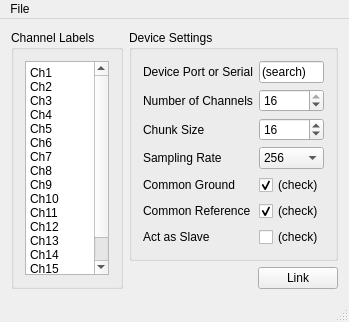
This is g.USBamp/mainwindow.ui in labstreaminglayer/App-g.Tec as Qt 5 draws it before an edit. The edited form follows.
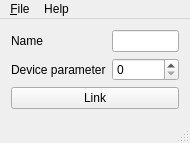
This is the edited form.

What changed in the file:
```diff
--- a/g.USBamp/mainwindow.ui
+++ b/g.USBamp/mainwindow.ui
@@ -6,295 +6,51 @@
    <rect>
     <x>0</x>
     <y>0</y>
-    <width>317</width>
-    <height>304</height>
+    <width>190</width>
+    <height>143</height>
    </rect>
   </property>
   <property name="windowTitle">
    <string>gUSBamp Connector</string>
   </property>
   <widget class="QWidget" name="centralWidget">
-   <layout class="QHBoxLayout" name="horizontalLayout_2">
-    <item>
-     <widget class="QGroupBox" name="groupBox_2">
-      <property name="title">
-       <string>Channel Labels</string>
+   <layout class="QFormLayout" name="formLayout_2">
+    <item row="1" column="0">
+     <widget class="QLabel" name="nameLabel">
+      <property name="text">
+       <string>Name</string>
       </property>
-      <layout class="QGridLayout" name="gridLayout">
-       <item row="0" column="0">
-        <widget class="QPlainTextEdit" name="channelLabels">
-         <property name="plainText">
-          <string>Ch1
-Ch2
-Ch3
-Ch4
-Ch5
-Ch6
-Ch7
-Ch8
-Ch9
-Ch10
-Ch11
-Ch12
-Ch13
-Ch14
-Ch15
-Ch16</string>
-         </property>
-        </widget>
-       </item>
-      </layout>
      </widget>
     </item>
-    <item>
-     <layout class="QVBoxLayout" name="verticalLayout">
-      <item>
-       <widget class="QGroupBox" name="groupBox">
-        <property name="title">
-         <string>Device Settings</string>
-        </property>
-        <layout class="QFormLayout" name="formLayout">
-         <property name="fieldGrowthPolicy">
-          <enum>QFormLayout::AllNonFixedFieldsGrow</enum>
-         </property>
-         <item row="0" column="0">
-          <widget class="QLabel" name="label_4">
-           <property name="text">
-            <string>Device Port or Serial</string>
-           </property>
-          </widget>
-         </item>
-         <item row="1" column="0">
-          <widget class="QLabel" name="label_2">
-           <property name="text">
-            <string>Number of Channels</string>
-           </property>
-          </widget>
-         </item>
-         <item row="1" column="1">
-          <widget class="QSpinBox" name="channelCount">
-           <property name="toolTip">
-            <string>This must match the number of entries in the channel list</string>
-           </property>
-           <property name="minimum">
-            <number>1</number>
-           </property>
-           <property name="maximum">
-            <number>16</number>
-           </property>
-           <property name="value">
-            <number>16</number>
-           </property>
-          </widget>
-         </item>
-         <item row="2" column="0">
-          <widget class="QLabel" name="label">
-           <property name="text">
-            <string>Chunk Size</string>
-           </property>
-          </widget>
-         </item>
-         <item row="2" column="1">
-          <widget class="QSpinBox" name="chunkSize">
-           <property name="toolTip">
-            <string>The number of samples per chunk emitted by the driver -- a small value will lead to lower overall latency but causes more CPU load. The official recommendation is to use a power of two that is closest to sampling rate / 32.</string>
-           </property>
-           <property name="minimum">
-            <number>1</number>
-           </property>
-           <property name="maximum">
-            <number>512</number>
-           </property>
-           <property name="value">
-            <number>16</number>
-           </property>
-          </widget>
-         </item>
-         <item row="3" column="0">
-          <widget class="QLabel" name="label_3">
-           <property name="text">
-            <string>Sampling Rate</string>
-           </property>
-          </widget>
-         </item>
-         <item row="3" column="1">
-          <widget class="QComboBox" name="samplingRate">
-           <property name="toolTip">
-            <string>Sampling rate to use.</string>
-           </property>
-           <property name="currentIndex">
-            <number>3</number>
-           </property>
-           <item>
-            <property name="text">
-             <string>32</string>
-            </property>
-           </item>
-           <item>
-            <property name="text">
-             <string>64</string>
-            </property>
-           </item>
-           <item>
-            <property name="text">
-             <string>128</string>
-            </property>
-           </item>
-           <item>
-            <property name="text">
-             <string>256</string>
-            </property>
-           </item>
-           <item>
-            <property name="text">
-             <string>512</string>
-            </property>
-           </item>
-           <item>
-            <property name="text">
-             <string>600</string>
-            </property>
-           </item>
-           <item>
-            <property name="text">
-             <string>1200</string>
-            </property>
-           </item>
-           <item>
-            <property name="text">
-             <string>2400</string>
-            </property>
-           </item>
-           <item>
-            <property name="text">
-             <string>4800</string>
-            </property>
-           </item>
-           <item>
-            <property name="text">
-             <string>9600</string>
-            </property>
-           </item>
-           <item>
-            <property name="text">
-             <string>19200</string>
-            </property>
-           </item>
-           <item>
-            <property name="text">
-             <string>38400</string>
-            </property>
-           </item>
-          </widget>
-         </item>
-         <item row="5" column="0">
-          <widget class="QLabel" name="label_5">
-           <property name="text">
-            <string>Common Ground</string>
-           </property>
-          </widget>
-         </item>
-         <item row="5" column="1">
-          <widget class="QCheckBox" name="commonGround">
-           <property name="toolTip">
-            <string>Connect all blocks to a common ground.</string>
-           </property>
-           <property name="text">
-            <string>(check)</string>
-           </property>
-           <property name="checked">
-            <bool>true</bool>
-           </property>
-          </widget>
-         </item>
-         <item row="6" column="0">
-          <widget class="QLabel" name="label_6">
-           <property name="text">
-            <string>Common Reference</string>
-           </property>
-          </widget>
-         </item>
-         <item row="6" column="1">
-          <widget class="QCheckBox" name="commonReference">
-           <property name="toolTip">
-            <string>Connect all blocks to a common reference.</string>
-           </property>
-           <property name="text">
-            <string>(check)</string>
-           </property>
-           <property name="checked">
-            <bool>true</bool>
-           </property>
-          </widget>
-         </item>
-         <item row="7" column="0">
-          <widget class="QLabel" name="label_7">
-           <property name="text">
-            <string>Act as Slave</string>
-           </property>
-          </widget>
-         </item>
-         <item row="7" column="1">
-          <widget class="QCheckBox" name="isSlave">
-           <property name="toolTip">
-            <string>Note: this is highly experimental -- can be used to sync multiple amps with a trigger cable. This needs to be checked for all slave devices, and unchecked for the 'master' device. The master must be linked/unlinked last (i.e., after all the slaves).</string>
-           </property>
-           <property name="text">
-            <string>(check)</string>
-           </property>
-          </widget>
-         </item>
-         <item row="0" column="1">
-          <widget class="QLineEdit" name="deviceNumber">
-           <property name="toolTip">
-            <string>This is either the USB port number of the device, or the serial number of the device (a string of the form UX-XXXX.XX.XX). If left as (search), all USB ports will be searched.</string>
-           </property>
-           <property name="text">
-            <string>(search)</string>
-           </property>
-          </widget>
-         </item>
-        </layout>
-       </widget>
-      </item>
-      <item>
-       <spacer name="verticalSpacer">
-        <property name="orientation">
-         <enum>Qt::Vertical</enum>
-        </property>
-        <property name="sizeHint" stdset="0">
-         <size>
-          <width>20</width>
-          <height>40</height>
-         </size>
-        </property>
-       </spacer>
-      </item>
-      <item>
-       <layout class="QHBoxLayout" name="horizontalLayout">
-        <item>
-         <spacer name="horizontalSpacer">
-          <property name="orientation">
-           <enum>Qt::Horizontal</enum>
-          </property>
-          <property name="sizeHint" stdset="0">
-           <size>
-            <width>40</width>
-            <height>20</height>
-           </size>
-          </property>
-         </spacer>
-        </item>
-        <item>
-         <widget class="QPushButton" name="linkButton">
-          <property name="text">
-           <string>Link</string>
-          </property>
-         </widget>
-        </item>
-       </layout>
-      </item>
-     </layout>
+    <item row="3" column="0" colspan="2">
+     <widget class="QPushButton" name="linkButton">
+      <property name="sizePolicy">
+       <sizepolicy hsizetype="MinimumExpanding" vsizetype="Fixed">
+        <horstretch>0</horstretch>
+        <verstretch>0</verstretch>
+       </sizepolicy>
+      </property>
+      <property name="text">
+       <string>Link</string>
+      </property>
+     </widget>
+    </item>
+    <item row="1" column="1">
+     <widget class="QLineEdit" name="nameField"/>
+    </item>
+    <item row="2" column="0">
+     <widget class="QLabel" name="deviceLabel">
+      <property name="text">
+       <string>Device parameter</string>
+      </property>
+     </widget>
+    </item>
+    <item row="2" column="1">
+     <widget class="QSpinBox" name="deviceField">
+      <property name="maximum">
+       <number>400</number>
+      </property>
+     </widget>
     </item>
    </layout>
   </widget>
@@ -303,20 +59,27 @@
     <rect>
      <x>0</x>
      <y>0</y>
-     <width>317</width>
-     <height>18</height>
+     <width>190</width>
+     <height>30</height>
     </rect>
    </property>
    <widget class="QMenu" name="menuFile">
     <property name="title">
-     <string>File</string>
+     <string>&amp;File</string>
     </property>
     <addaction name="actionLoad_Configuration"/>
     <addaction name="actionSave_Configuration"/>
     <addaction name="separator"/>
-    <addaction name="actionQuit_2"/>
+    <addaction name="actionQuit"/>
+   </widget>
+   <widget class="QMenu" name="menuAbout">
+    <property name="title">
+     <string>Help</string>
+    </property>
+    <addaction name="actionAbout"/>
    </widget>
    <addaction name="menuFile"/>
+   <addaction name="menuAbout"/>
   </widget>
   <widget class="QStatusBar" name="statusBar"/>
   <action name="actionLoad_Configuration">
```
Left out of the diff: 21 changed lines with no effect on the pictures.
